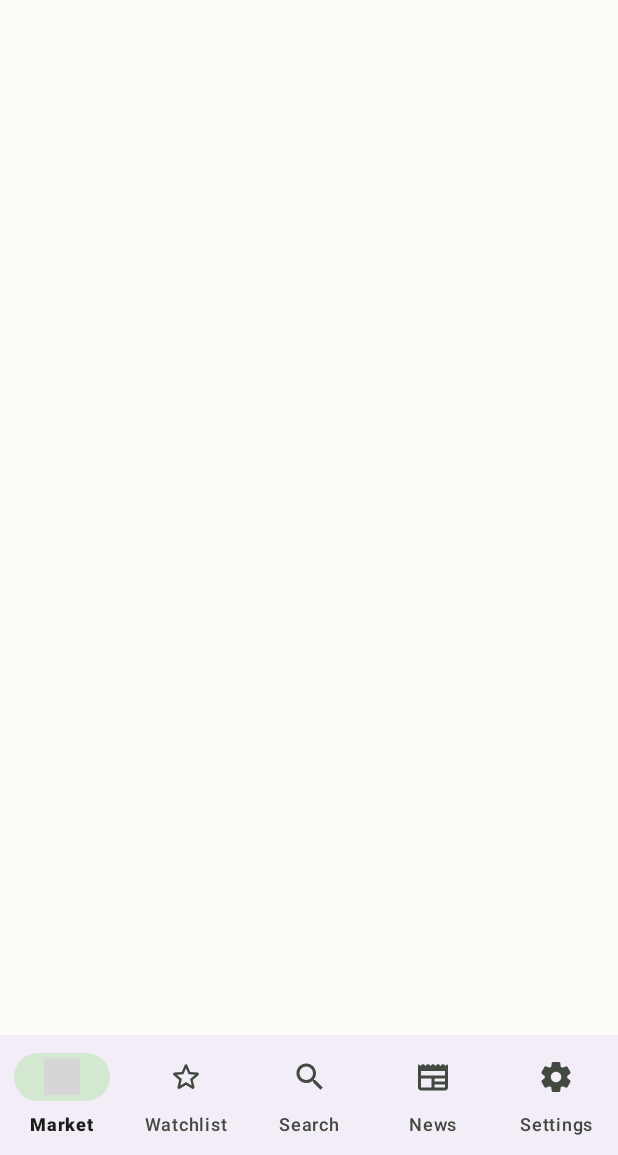
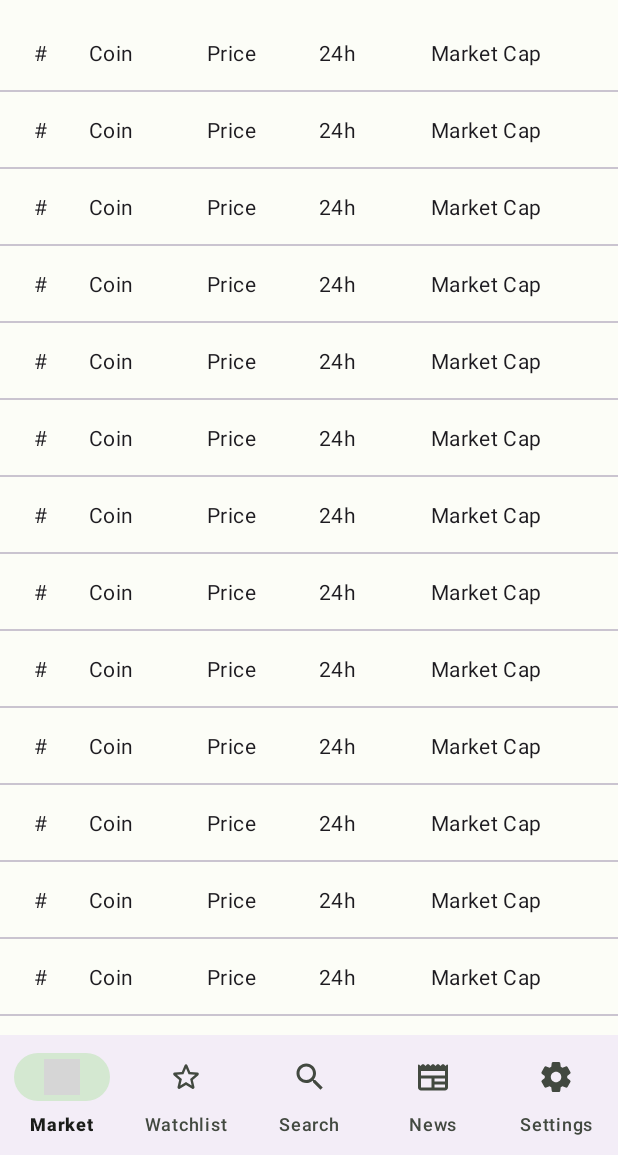
Before and after one commit to maayyaannkk/coin-tracker, an Android app: the screen it shows after launch (MainActivity), on a phone screen of 412 x 824 dp, the part 81-1236 px from its top. Run offline under Robolectric (Android 15) with nearby library versions, the phone set to English and light mode, and no system bars; grey boxes are pictures that could not be loaded.

Commit message:
fix: theme

```diff
--- /dev/null
+++ b/app/src/main/java/in/mayanknagwanshi/cointracker/adapter/MarketListAdapter.kt
@@ -0,0 +1,29 @@
+package `in`.mayanknagwanshi.cointracker.adapter
+
+import android.view.LayoutInflater
+import android.view.ViewGroup
+import androidx.recyclerview.widget.RecyclerView
+import `in`.mayanknagwanshi.cointracker.databinding.ListItemMarketBinding
+
+class MarketListAdapter : RecyclerView.Adapter<MarketListAdapter.PaymentHolder>() {
+    override fun onCreateViewHolder(parent: ViewGroup, viewType: Int): PaymentHolder {
+        val itemBinding =
+            ListItemMarketBinding.inflate(LayoutInflater.from(parent.context), parent, false)
+        return PaymentHolder(itemBinding)
+    }
+
+    override fun onBindViewHolder(holder: PaymentHolder, position: Int) {
+        //val paymentBean: PaymentBean = paymentList[position]
+        //holder.bind(paymentBean)
+    }
+
+    override fun getItemCount(): Int = 25
+
+    class PaymentHolder(private val itemBinding: ListItemMarketBinding) :
+        RecyclerView.ViewHolder(itemBinding.root) {
+        /*fun bind(coinData: CoinData) {
+            itemBinding.tvPaymentInvoiceNumber.text = paymentBean.invoiceNumber
+            itemBinding.tvPaymentAmount.text = paymentBean.totalAmount
+        }*/
+    }
+}
--- a/app/src/main/java/in/mayanknagwanshi/cointracker/fragments/MarketFragment.kt
+++ b/app/src/main/java/in/mayanknagwanshi/cointracker/fragments/MarketFragment.kt
@@ -1,7 +1,35 @@
 package `in`.mayanknagwanshi.cointracker.fragments
 
+import android.os.Bundle
+import android.view.LayoutInflater
+import android.view.View
+import android.view.ViewGroup
 import androidx.fragment.app.Fragment
+import androidx.recyclerview.widget.LinearLayoutManager
+import com.google.android.material.divider.MaterialDividerItemDecoration
 import `in`.mayanknagwanshi.cointracker.R
+import `in`.mayanknagwanshi.cointracker.adapter.MarketListAdapter
+import `in`.mayanknagwanshi.cointracker.databinding.ActivityMainBinding
+import `in`.mayanknagwanshi.cointracker.databinding.FragmentMarketBinding
 
 class MarketFragment : Fragment(R.layout.fragment_market) {
+    private lateinit var binding: FragmentMarketBinding
+
+    override fun onCreateView(
+        inflater: LayoutInflater,
+        container: ViewGroup?,
+        savedInstanceState: Bundle?
+    ): View? {
+        binding = FragmentMarketBinding.inflate(inflater, container, false)
+        return binding.root
+    }
+
+    override fun onViewCreated(view: View, savedInstanceState: Bundle?) {
+        val divider = MaterialDividerItemDecoration(requireContext(), LinearLayoutManager.VERTICAL)
+        binding.recyclerView.addItemDecoration(divider)
+
+        binding.recyclerView.adapter = MarketListAdapter()
+
+        super.onViewCreated(view, savedInstanceState)
+    }
 }
--- a/app/src/main/res/layout/fragment_market.xml
+++ b/app/src/main/res/layout/fragment_market.xml
@@ -1,11 +1,13 @@
 <?xml version="1.0" encoding="utf-8"?>
 <androidx.constraintlayout.widget.ConstraintLayout xmlns:android="http://schemas.android.com/apk/res/android"
     xmlns:app="http://schemas.android.com/apk/res-auto"
+    xmlns:tools="http://schemas.android.com/tools"
     android:layout_width="match_parent"
     android:layout_height="match_parent">
 
     <!-- using card view instead of toolbar because material toolbar not flexible with limited customization -->
     <com.google.android.material.card.MaterialCardView
+        android:id="@+id/materialCardView"
         android:layout_width="match_parent"
         android:layout_height="?attr/actionBarSize"
         app:cardCornerRadius="0dp"
@@ -43,4 +45,14 @@
                 app:layout_constraintTop_toTopOf="parent" />
         </androidx.constraintlayout.widget.ConstraintLayout>
     </com.google.android.material.card.MaterialCardView>
+
+    <androidx.recyclerview.widget.RecyclerView
+        android:id="@+id/recyclerView"
+        android:layout_width="match_parent"
+        android:layout_height="0dp"
+        app:layoutManager="androidx.recyclerview.widget.LinearLayoutManager"
+        app:layout_constraintBottom_toBottomOf="parent"
+        app:layout_constraintTop_toBottomOf="@+id/materialCardView"
+        tools:itemCount="25"
+        tools:listitem="@layout/list_item_market" />
 </androidx.constraintlayout.widget.ConstraintLayout>
--- /dev/null
+++ b/app/src/main/res/layout/list_item_market.xml
@@ -0,0 +1,52 @@
+<?xml version="1.0" encoding="utf-8"?>
+<androidx.appcompat.widget.LinearLayoutCompat xmlns:android="http://schemas.android.com/apk/res/android"
+    xmlns:tools="http://schemas.android.com/tools"
+    android:layout_width="match_parent"
+    android:layout_height="wrap_content"
+    android:padding="15dp">
+
+    <TextView
+        android:id="@+id/textViewRank"
+        style="?attr/textAppearanceBodyMedium"
+        android:layout_width="wrap_content"
+        android:layout_height="wrap_content"
+        android:layout_weight="1"
+        android:gravity="center"
+        android:text="#" />
+
+    <TextView
+        android:id="@+id/textViewCoin"
+        style="?attr/textAppearanceBodyMedium"
+        android:layout_width="wrap_content"
+        android:layout_height="wrap_content"
+        android:layout_weight="3"
+        android:gravity="center"
+        android:text="Coin" />
+
+    <TextView
+        android:id="@+id/textViewPrice"
+        style="@style/TextAppearance.Material3.BodyMedium"
+        android:layout_width="wrap_content"
+        android:layout_height="wrap_content"
+        android:layout_weight="4"
+        android:gravity="center"
+        android:text="Price" />
+
+    <TextView
+        android:id="@+id/textViewChange"
+        style="@style/TextAppearance.Material3.BodyMedium"
+        android:layout_width="wrap_content"
+        android:layout_height="wrap_content"
+        android:layout_weight="2"
+        android:gravity="center"
+        android:text="24h" />
+
+    <TextView
+        android:id="@+id/textViewMarketCap"
+        style="@style/TextAppearance.Material3.BodyMedium"
+        android:layout_width="wrap_content"
+        android:layout_height="wrap_content"
+        android:layout_weight="5"
+        android:gravity="center"
+        android:text="Market Cap" />
+</androidx.appcompat.widget.LinearLayoutCompat>
--- a/app/src/main/res/values-night/colors.xml
+++ /dev/null
@@ -1,36 +0,0 @@
-
-<resources>
-    <color name="seed">#008a39</color>
-
-    <!-- Dark theme -->
-    <color name="md_theme_primary">#6DDD81</color>
-    <color name="md_theme_onPrimary">#003913</color>
-    <color name="md_theme_primaryContainer">#00531F</color>
-    <color name="md_theme_onPrimaryContainer">#8AFA9A</color>
-    <color name="md_theme_secondary">#B8CCB5</color>
-    <color name="md_theme_onSecondary">#243425</color>
-    <color name="md_theme_secondaryContainer">#3A4B3A</color>
-    <color name="md_theme_onSecondaryContainer">#D4E8D1</color>
-    <color name="md_theme_tertiary">#A1CED6</color>
-    <color name="md_theme_onTertiary">#00363D</color>
-    <color name="md_theme_tertiaryContainer">#1F4D54</color>
-    <color name="md_theme_onTertiaryContainer">#BDEAF3</color>
-    <color name="md_theme_error">#FFB4AB</color>
-    <color name="md_theme_errorContainer">#93000A</color>
-    <color name="md_theme_onError">#690005</color>
-    <color name="md_theme_onErrorContainer">#FFDAD6</color>
-    <color name="md_theme_background">#1A1C19</color>
-    <color name="md_theme_onBackground">#E2E3DD</color>
-    <color name="md_theme_surface">#1A1C19</color>
-    <color name="md_theme_onSurface">#E2E3DD</color>
-    <color name="md_theme_surfaceVariant">#424940</color>
-    <color name="md_theme_onSurfaceVariant">#C1C9BE</color>
-    <color name="md_theme_outline">#8B9389</color>
-    <color name="md_theme_inverseOnSurface">#1A1C19</color>
-    <color name="md_theme_inverseSurface">#E2E3DD</color>
-    <color name="md_theme_inversePrimary">#006E2C</color>
-    <color name="md_theme_shadow">#000000</color>
-    <color name="md_theme_surfaceTint">#6DDD81</color>
-    <color name="md_theme_outlineVariant">#424940</color>
-    <color name="md_theme_scrim">#000000</color>
-</resources>
--- /dev/null
+++ b/app/src/main/res/values-night/themes.xml
@@ -0,0 +1,31 @@
+
+<resources>
+    <style name="AppTheme" parent="Theme.Material3.Dark.NoActionBar">
+        <item name="colorPrimary">@color/md_theme_dark_primary</item>
+        <item name="colorOnPrimary">@color/md_theme_dark_onPrimary</item>
+        <item name="colorPrimaryContainer">@color/md_theme_dark_primaryContainer</item>
+        <item name="colorOnPrimaryContainer">@color/md_theme_dark_onPrimaryContainer</item>
+        <item name="colorSecondary">@color/md_theme_dark_secondary</item>
+        <item name="colorOnSecondary">@color/md_theme_dark_onSecondary</item>
+        <item name="colorSecondaryContainer">@color/md_theme_dark_secondaryContainer</item>
+        <item name="colorOnSecondaryContainer">@color/md_theme_dark_onSecondaryContainer</item>
+        <item name="colorTertiary">@color/md_theme_dark_tertiary</item>
+        <item name="colorOnTertiary">@color/md_theme_dark_onTertiary</item>
+        <item name="colorTertiaryContainer">@color/md_theme_dark_tertiaryContainer</item>
+        <item name="colorOnTertiaryContainer">@color/md_theme_dark_onTertiaryContainer</item>
+        <item name="colorError">@color/md_theme_dark_error</item>
+        <item name="colorOnError">@color/md_theme_dark_onError</item>
+        <item name="colorErrorContainer">@color/md_theme_dark_errorContainer</item>
+        <item name="colorOnErrorContainer">@color/md_theme_dark_onErrorContainer</item>
+        <item name="colorOutline">@color/md_theme_dark_outline</item>
+        <item name="android:colorBackground">@color/md_theme_dark_background</item>
+        <item name="colorOnBackground">@color/md_theme_dark_onBackground</item>
+        <item name="colorSurface">@color/md_theme_dark_surface</item>
+        <item name="colorOnSurface">@color/md_theme_dark_onSurface</item>
+        <item name="colorSurfaceVariant">@color/md_theme_dark_surfaceVariant</item>
+        <item name="colorOnSurfaceVariant">@color/md_theme_dark_onSurfaceVariant</item>
+        <item name="colorSurfaceInverse">@color/md_theme_dark_inverseSurface</item>
+        <item name="colorOnSurfaceInverse">@color/md_theme_dark_inverseOnSurface</item>
+        <item name="colorPrimaryInverse">@color/md_theme_dark_inversePrimary</item>
+    </style>
+</resources>
--- a/app/src/main/res/values/colors.xml
+++ b/app/src/main/res/values/colors.xml
@@ -1,37 +1,67 @@
+<resources>
+    <color name="seed">#6750A4</color>
+    <!-- Light theme -->
+    <color name="md_theme_light_primary">#006E2C</color>
+    <color name="md_theme_light_onPrimary">#FFFFFF</color>
+    <color name="md_theme_light_primaryContainer">#8AFA9A</color>
+    <color name="md_theme_light_onPrimaryContainer">#002108</color>
+    <color name="md_theme_light_secondary">#516351</color>
+    <color name="md_theme_light_onSecondary">#FFFFFF</color>
+    <color name="md_theme_light_secondaryContainer">#D4E8D1</color>
+    <color name="md_theme_light_onSecondaryContainer">#0F1F11</color>
+    <color name="md_theme_light_tertiary">#39656C</color>
+    <color name="md_theme_light_onTertiary">#FFFFFF</color>
+    <color name="md_theme_light_tertiaryContainer">#BDEAF3</color>
+    <color name="md_theme_light_onTertiaryContainer">#001F24</color>
+    <color name="md_theme_light_error">#BA1A1A</color>
+    <color name="md_theme_light_errorContainer">#FFDAD6</color>
+    <color name="md_theme_light_onError">#FFFFFF</color>
+    <color name="md_theme_light_onErrorContainer">#410002</color>
+    <color name="md_theme_light_background">#FCFDF7</color>
+    <color name="md_theme_light_onBackground">#1A1C19</color>
+    <color name="md_theme_light_surface">#FCFDF7</color>
+    <color name="md_theme_light_onSurface">#1A1C19</color>
+    <color name="md_theme_light_surfaceVariant">#DDE5D9</color>
+    <color name="md_theme_light_onSurfaceVariant">#424940</color>
+    <color name="md_theme_light_outline">#727970</color>
+    <color name="md_theme_light_inverseOnSurface">#F0F1EB</color>
+    <color name="md_theme_light_inverseSurface">#2E312D</color>
+    <color name="md_theme_light_inversePrimary">#6DDD81</color>
+    <color name="md_theme_light_shadow">#000000</color>
+    <color name="md_theme_light_surfaceTint">#006E2C</color>
+    <color name="md_theme_light_outlineVariant">#C1C9BE</color>
+    <color name="md_theme_light_scrim">#000000</color>
 
-<resources>
-    <color name="seed">#008a39</color>
-
-    <!-- Light theme -->
-    <color name="md_theme_primary">#006E2C</color>
-    <color name="md_theme_onPrimary">#FFFFFF</color>
-    <color name="md_theme_primaryContainer">#8AFA9A</color>
-    <color name="md_theme_onPrimaryContainer">#002108</color>
-    <color name="md_theme_secondary">#516351</color>
-    <color name="md_theme_onSecondary">#FFFFFF</color>
-    <color name="md_theme_secondaryContainer">#D4E8D1</color>
-    <color name="md_theme_onSecondaryContainer">#0F1F11</color>
-    <color name="md_theme_tertiary">#39656C</color>
-    <color name="md_theme_onTertiary">#FFFFFF</color>
-    <color name="md_theme_tertiaryContainer">#BDEAF3</color>
-    <color name="md_theme_onTertiaryContainer">#001F24</color>
-    <color name="md_theme_error">#BA1A1A</color>
-    <color name="md_theme_errorContainer">#FFDAD6</color>
-    <color name="md_theme_onError">#FFFFFF</color>
-    <color name="md_theme_onErrorContainer">#410002</color>
-    <color name="md_theme_background">#FCFDF7</color>
-    <color name="md_theme_onBackground">#1A1C19</color>
-    <color name="md_theme_surface">#FCFDF7</color>
-    <color name="md_theme_onSurface">#1A1C19</color>
-    <color name="md_theme_surfaceVariant">#DDE5D9</color>
-    <color name="md_theme_onSurfaceVariant">#424940</color>
-    <color name="md_theme_outline">#727970</color>
-    <color name="md_theme_inverseOnSurface">#F0F1EB</color>
-    <color name="md_theme_inverseSurface">#2E312D</color>
-    <color name="md_theme_inversePrimary">#6DDD81</color>
-    <color name="md_theme_shadow">#000000</color>
-    <color name="md_theme_surfaceTint">#006E2C</color>
-    <color name="md_theme_outlineVariant">#C1C9BE</color>
-    <color name="md_theme_scrim">#000000</color>
+    <!-- Dark theme -->
+    <color name="md_theme_dark_primary">#6DDD81</color>
+    <color name="md_theme_dark_onPrimary">#003913</color>
+    <color name="md_theme_dark_primaryContainer">#00531F</color>
+    <color name="md_theme_dark_onPrimaryContainer">#8AFA9A</color>
+    <color name="md_theme_dark_secondary">#B8CCB5</color>
+    <color name="md_theme_dark_onSecondary">#243425</color>
+    <color name="md_theme_dark_secondaryContainer">#3A4B3A</color>
+    <color name="md_theme_dark_onSecondaryContainer">#D4E8D1</color>
+    <color name="md_theme_dark_tertiary">#A1CED6</color>
+    <color name="md_theme_dark_onTertiary">#00363D</color>
+    <color name="md_theme_dark_tertiaryContainer">#1F4D54</color>
+    <color name="md_theme_dark_onTertiaryContainer">#BDEAF3</color>
+    <color name="md_theme_dark_error">#FFB4AB</color>
+    <color name="md_theme_dark_errorContainer">#93000A</color>
+    <color name="md_theme_dark_onError">#690005</color>
+    <color name="md_theme_dark_onErrorContainer">#FFDAD6</color>
+    <color name="md_theme_dark_background">#1A1C19</color>
+    <color name="md_theme_dark_onBackground">#E2E3DD</color>
+    <color name="md_theme_dark_surface">#1A1C19</color>
+    <color name="md_theme_dark_onSurface">#E2E3DD</color>
+    <color name="md_theme_dark_surfaceVariant">#424940</color>
+    <color name="md_theme_dark_onSurfaceVariant">#C1C9BE</color>
+    <color name="md_theme_dark_outline">#8B9389</color>
+    <color name="md_theme_dark_inverseOnSurface">#1A1C19</color>
+    <color name="md_theme_dark_inverseSurface">#E2E3DD</color>
+    <color name="md_theme_dark_inversePrimary">#006E2C</color>
+    <color name="md_theme_dark_shadow">#000000</color>
+    <color name="md_theme_dark_surfaceTint">#6DDD81</color>
+    <color name="md_theme_dark_outlineVariant">#424940</color>
+    <color name="md_theme_dark_scrim">#000000</color>
 
 </resources>
--- a/app/src/main/res/values/themes.xml
+++ b/app/src/main/res/values/themes.xml
@@ -1,31 +1,31 @@
 
 <resources>
     <style name="AppTheme" parent="Theme.Material3.Light.NoActionBar">
-        <item name="colorPrimary">@color/md_theme_primary</item>
-        <item name="colorOnPrimary">@color/md_theme_onPrimary</item>
-        <item name="colorPrimaryContainer">@color/md_theme_primaryContainer</item>
-        <item name="colorOnPrimaryContainer">@color/md_theme_onPrimaryContainer</item>
-        <item name="colorSecondary">@color/md_theme_secondary</item>
-        <item name="colorOnSecondary">@color/md_theme_onSecondary</item>
-        <item name="colorSecondaryContainer">@color/md_theme_secondaryContainer</item>
-        <item name="colorOnSecondaryContainer">@color/md_theme_onSecondaryContainer</item>
-        <item name="colorTertiary">@color/md_theme_tertiary</item>
-        <item name="colorOnTertiary">@color/md_theme_onTertiary</item>
-        <item name="colorTertiaryContainer">@color/md_theme_tertiaryContainer</item>
-        <item name="colorOnTertiaryContainer">@color/md_theme_onTertiaryContainer</item>
-        <item name="colorError">@color/md_theme_error</item>
-        <item name="colorErrorContainer">@color/md_theme_errorContainer</item>
-        <item name="colorOnError">@color/md_theme_onError</item>
-        <item name="colorOnErrorContainer">@color/md_theme_onErrorContainer</item>
-        <item name="android:colorBackground">@color/md_theme_background</item>
-        <item name="colorOnBackground">@color/md_theme_onBackground</item>
-        <item name="colorSurface">@color/md_theme_surface</item>
-        <item name="colorOnSurface">@color/md_theme_onSurface</item>
-        <item name="colorSurfaceVariant">@color/md_theme_surfaceVariant</item>
-        <item name="colorOnSurfaceVariant">@color/md_theme_onSurfaceVariant</item>
-        <item name="colorOutline">@color/md_theme_outline</item>
-        <item name="colorOnSurfaceInverse">@color/md_theme_inverseOnSurface</item>
-        <item name="colorSurfaceInverse">@color/md_theme_inverseSurface</item>
-        <item name="colorPrimaryInverse">@color/md_theme_inversePrimary</item>
+        <item name="colorPrimary">@color/md_theme_light_primary</item>
+        <item name="colorOnPrimary">@color/md_theme_light_onPrimary</item>
+        <item name="colorPrimaryContainer">@color/md_theme_light_primaryContainer</item>
+        <item name="colorOnPrimaryContainer">@color/md_theme_light_onPrimaryContainer</item>
+        <item name="colorSecondary">@color/md_theme_light_secondary</item>
+        <item name="colorOnSecondary">@color/md_theme_light_onSecondary</item>
+        <item name="colorSecondaryContainer">@color/md_theme_light_secondaryContainer</item>
+        <item name="colorOnSecondaryContainer">@color/md_theme_light_onSecondaryContainer</item>
+        <item name="colorTertiary">@color/md_theme_light_tertiary</item>
+        <item name="colorOnTertiary">@color/md_theme_light_onTertiary</item>
+        <item name="colorTertiaryContainer">@color/md_theme_light_tertiaryContainer</item>
+        <item name="colorOnTertiaryContainer">@color/md_theme_light_onTertiaryContainer</item>
+        <item name="colorError">@color/md_theme_light_error</item>
+        <item name="colorOnError">@color/md_theme_light_onError</item>
+        <item name="colorErrorContainer">@color/md_theme_light_errorContainer</item>
+        <item name="colorOnErrorContainer">@color/md_theme_light_onErrorContainer</item>
+        <item name="colorOutline">@color/md_theme_light_outline</item>
+        <item name="android:colorBackground">@color/md_theme_light_background</item>
+        <item name="colorOnBackground">@color/md_theme_light_onBackground</item>
+        <item name="colorSurface">@color/md_theme_light_surface</item>
+        <item name="colorOnSurface">@color/md_theme_light_onSurface</item>
+        <item name="colorSurfaceVariant">@color/md_theme_light_surfaceVariant</item>
+        <item name="colorOnSurfaceVariant">@color/md_theme_light_onSurfaceVariant</item>
+        <item name="colorSurfaceInverse">@color/md_theme_light_inverseSurface</item>
+        <item name="colorOnSurfaceInverse">@color/md_theme_light_inverseOnSurface</item>
+        <item name="colorPrimaryInverse">@color/md_theme_light_inversePrimary</item>
     </style>
 </resources>
```
